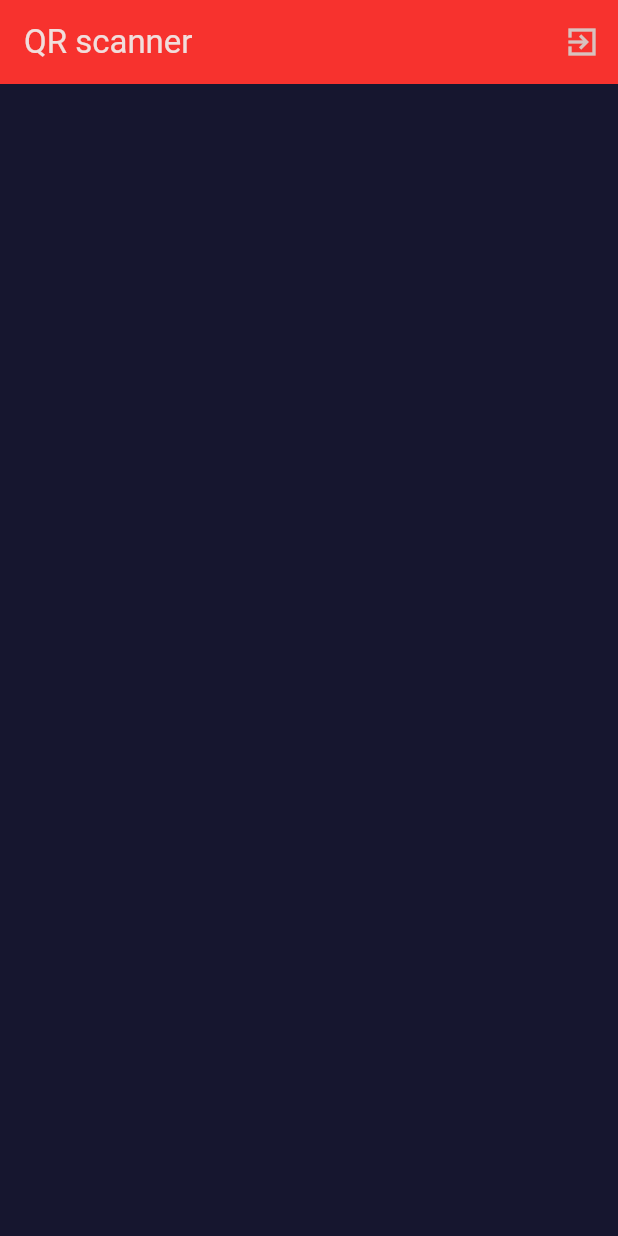
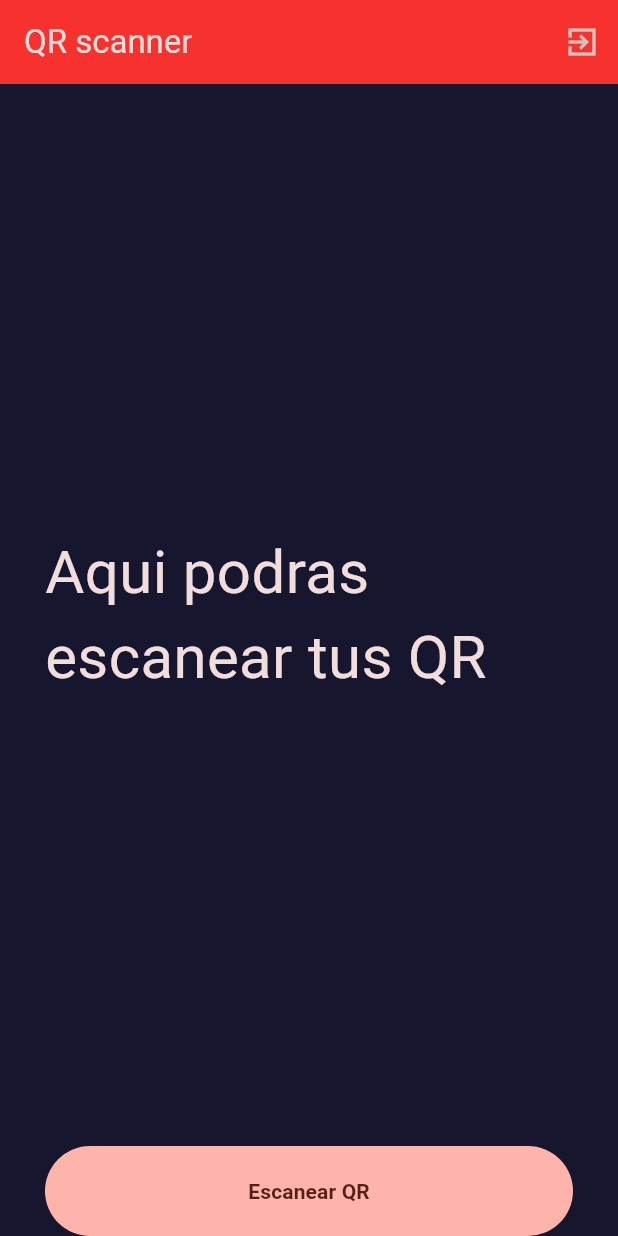
Before and after one commit to jbaptistadev/QR-scanner-app, a Flutter app: the QRScannerScreen screen opened by its route, on a phone screen of 412 x 824 dp. Run offline on Flutter 3.47's test engine with Material 3 defaults, Android fonts, the phone set to English and light mode, and no system bars; our stand-ins replace bloc, equatable, flutter_bloc, flutter_dotenv, formz, go_router and 1 more; missing offline and left inert: encrypt_shared_preferences; accounts and stored records are empty.

Commit message:
Add QR scanner UI with custom button and instructional text

```diff
--- a/lib/presentation/screens/qr_scanner/qr-scanner_screen.dart
+++ b/lib/presentation/screens/qr_scanner/qr-scanner_screen.dart
@@ -1,6 +1,7 @@
 import 'package:flutter/material.dart';
 import 'package:flutter_bloc/flutter_bloc.dart';
 import 'package:qr_scanner_app/presentation/blocs/auth/global_scope/auth_bloc.dart';
+import 'package:qr_scanner_app/presentation/widgets/shared/custom_filled_button.dart';
 
 class QRScannerScreen extends StatelessWidget {
   const QRScannerScreen({super.key});
@@ -17,6 +18,25 @@ class QRScannerScreen extends StatelessWidget {
               onPressed: () => logout(), icon: Icon(Icons.exit_to_app_sharp))
         ],
       ),
+      body: SafeArea(
+        child: Padding(
+          padding: const EdgeInsets.symmetric(
+            horizontal: 30,
+          ),
+          child: Column(
+            mainAxisAlignment: MainAxisAlignment.spaceBetween,
+            children: [
+              SizedBox(),
+              Text('Aqui podras escanear tus QR',
+                  style: TextStyle(fontSize: 40)),
+              CustomFilledButton(
+                text: 'Escanear QR',
+                onPressed: () {},
+              )
+            ],
+          ),
+        ),
+      ),
     );
   }
 }
```
